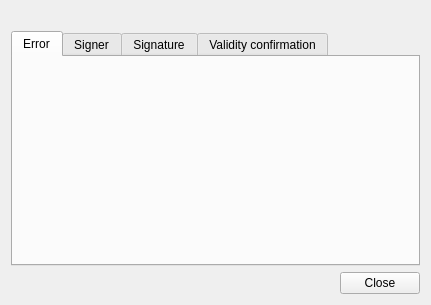
open-eid/qdigidoc, file client/ui/SignatureDialog.ui: the form before one commit.
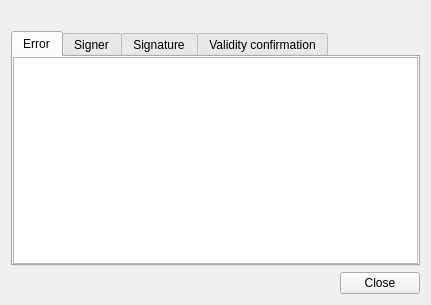
The form after the commit.

```diff
--- a/client/ui/SignatureDialog.ui
+++ b/client/ui/SignatureDialog.ui
@@ -22,13 +22,7 @@
      <property name="currentIndex">
       <number>0</number>
      </property>
-     <widget class="QLabel" name="error">
-      <property name="alignment">
-       <set>Qt::AlignLeading|Qt::AlignLeft|Qt::AlignTop</set>
-      </property>
-      <property name="wordWrap">
-       <bool>true</bool>
-      </property>
+     <widget class="QPlainTextEdit" name="error">
       <property name="textInteractionFlags">
        <set>Qt::LinksAccessibleByMouse|Qt::TextSelectableByMouse</set>
       </property>
```
